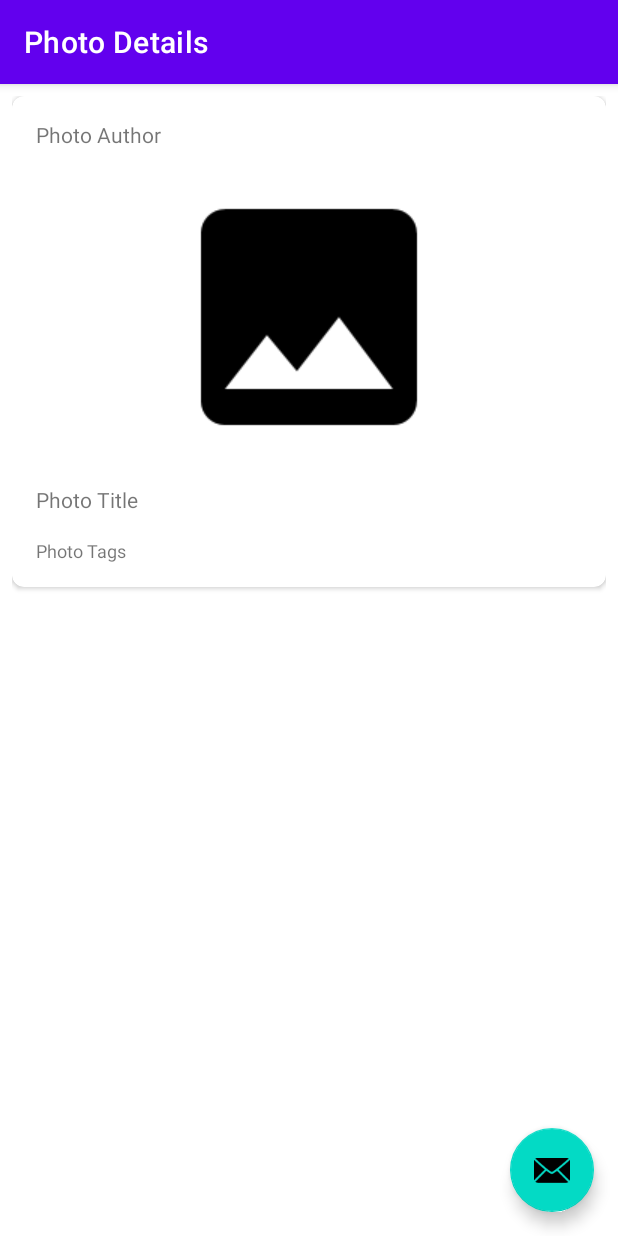
After one commit to EberronBruce/AndroidMasterClass_FlickrBrowser, an Android app: the PhotoDetailsActivity screen opened directly, with no data from a screen before it, on a phone screen of 412 x 824 dp. The commit adds this screen. Run offline under Robolectric (Android 15) with nearby library versions, the phone set to English and light mode, and no system bars.

Commit message:
Added some activities for user interface for photos

```diff
--- /dev/null
+++ b/app/src/main/java/com/redravencomputing/flickrbrowser/PhotoDetailsActivity.kt
@@ -0,0 +1,20 @@
+package com.redravencomputing.flickrbrowser
+
+import android.os.Bundle
+import androidx.appcompat.app.AppCompatActivity
+import com.google.android.material.floatingactionbutton.FloatingActionButton
+import com.google.android.material.snackbar.Snackbar
+
+class PhotoDetailsActivity : AppCompatActivity() {
+
+    override fun onCreate(savedInstanceState: Bundle?) {
+        super.onCreate(savedInstanceState)
+        setContentView(R.layout.activity_photo_details)
+        setSupportActionBar(findViewById(R.id.toolbar))
+
+        findViewById<FloatingActionButton>(R.id.fab).setOnClickListener { view ->
+            Snackbar.make(view, "Replace with your own action", Snackbar.LENGTH_LONG)
+                .setAction("Action", null).show()
+        }
+    }
+}
--- /dev/null
+++ b/app/src/main/res/layout/activity_photo_details.xml
@@ -0,0 +1,33 @@
+<?xml version="1.0" encoding="utf-8"?>
+<androidx.coordinatorlayout.widget.CoordinatorLayout xmlns:android="http://schemas.android.com/apk/res/android"
+    xmlns:app="http://schemas.android.com/apk/res-auto"
+    xmlns:tools="http://schemas.android.com/tools"
+    android:layout_width="match_parent"
+    android:layout_height="match_parent"
+    tools:context=".PhotoDetailsActivity">
+
+    <com.google.android.material.appbar.AppBarLayout
+        android:layout_width="match_parent"
+        android:layout_height="wrap_content"
+        android:theme="@style/Theme.FlickrBrowser.AppBarOverlay">
+
+        <androidx.appcompat.widget.Toolbar
+            android:id="@+id/toolbar"
+            android:layout_width="match_parent"
+            android:layout_height="?attr/actionBarSize"
+            android:background="?attr/colorPrimary"
+            app:popupTheme="@style/Theme.FlickrBrowser.PopupOverlay" />
+
+    </com.google.android.material.appbar.AppBarLayout>
+
+    <include layout="@layout/content_photo_details" />
+
+    <com.google.android.material.floatingactionbutton.FloatingActionButton
+        android:id="@+id/fab"
+        android:layout_width="wrap_content"
+        android:layout_height="wrap_content"
+        android:layout_gravity="bottom|end"
+        android:layout_margin="@dimen/fab_margin"
+        app:srcCompat="@android:drawable/ic_dialog_email" />
+
+</androidx.coordinatorlayout.widget.CoordinatorLayout>
--- /dev/null
+++ b/app/src/main/res/layout/content_photo_details.xml
@@ -0,0 +1,54 @@
+<?xml version="1.0" encoding="utf-8"?>
+<ScrollView xmlns:android="http://schemas.android.com/apk/res/android"
+    xmlns:app="http://schemas.android.com/apk/res-auto"
+    android:layout_width="match_parent"
+    android:layout_height="match_parent"
+    android:padding="8dp"
+    android:paddingBottom="16dp"
+    app:layout_behavior="@string/appbar_scrolling_view_behavior">
+
+
+    <androidx.cardview.widget.CardView
+        android:layout_width="match_parent"
+        android:layout_height="wrap_content"
+        app:cardCornerRadius="8dp"
+        app:contentPadding="8dp">
+
+        <LinearLayout
+            android:layout_width="match_parent"
+            android:layout_height="wrap_content"
+            android:orientation="vertical">
+
+            <TextView
+                android:id="@+id/photo_author"
+                android:layout_width="match_parent"
+                android:layout_height="wrap_content"
+                android:layout_margin="8dp"
+                android:text="@string/photo_author" />
+
+            <ImageView
+                android:id="@+id/photo_image"
+                android:layout_width="match_parent"
+                android:layout_height="wrap_content"
+                android:layout_margin="8dp"
+                android:contentDescription="@string/image_of_the_photo"
+                android:scaleType="fitCenter"
+                app:srcCompat="@drawable/placeholder" />
+
+            <TextView
+                android:id="@+id/photo_title"
+                android:layout_width="match_parent"
+                android:layout_height="wrap_content"
+                android:layout_margin="8dp"
+                android:text="@string/photo_title" />
+
+            <TextView
+                android:id="@+id/photo_tags"
+                android:layout_width="match_parent"
+                android:layout_height="wrap_content"
+                android:layout_margin="8dp"
+                android:text="@string/photo_tags"
+                android:textSize="12sp" />
+        </LinearLayout>
+    </androidx.cardview.widget.CardView>
+</ScrollView>
--- a/app/src/main/res/values/strings.xml
+++ b/app/src/main/res/values/strings.xml
@@ -9,4 +9,10 @@
 
     <string name="hello_first_fragment">Hello first fragment</string>
     <string name="hello_second_fragment">Hello second fragment. Arg: %1$s</string>
+    <string name="title_activity_search">SearchActivity</string>
+    <string name="title_activity_photo_details">Photo Details</string>
+    <string name="photo_author">Photo Author</string>
+    <string name="photo_title">Photo Title</string>
+    <string name="photo_tags">Photo Tags</string>
+    <string name="image_of_the_photo">Image of the Photo</string>
 </resources>
```
Also changed, not shown: app/src/main/AndroidManifest.xml (+10 -2 lines), app/src/main/java/com/redravencomputing/flickrbrowser/SearchActivity.kt (added, +15 -0 lines), app/src/main/res/layout/activity_search.xml (added, +23 -0 lines), app/src/main/res/navigation/nav_graph.xml (+1 -24 lines).
